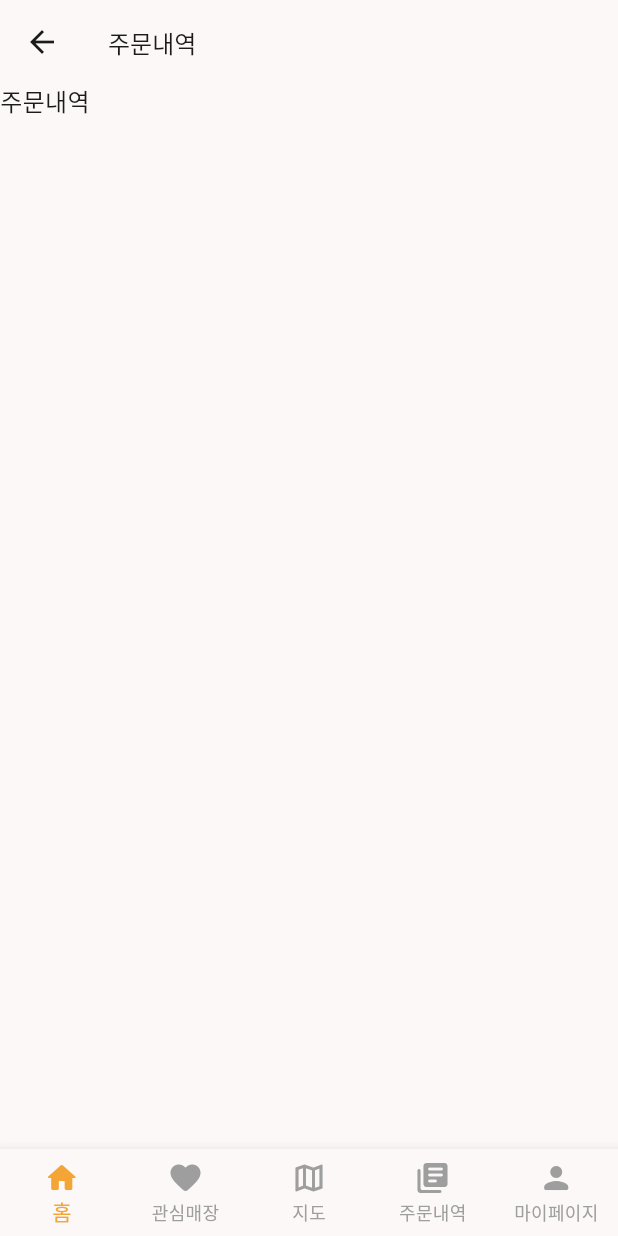
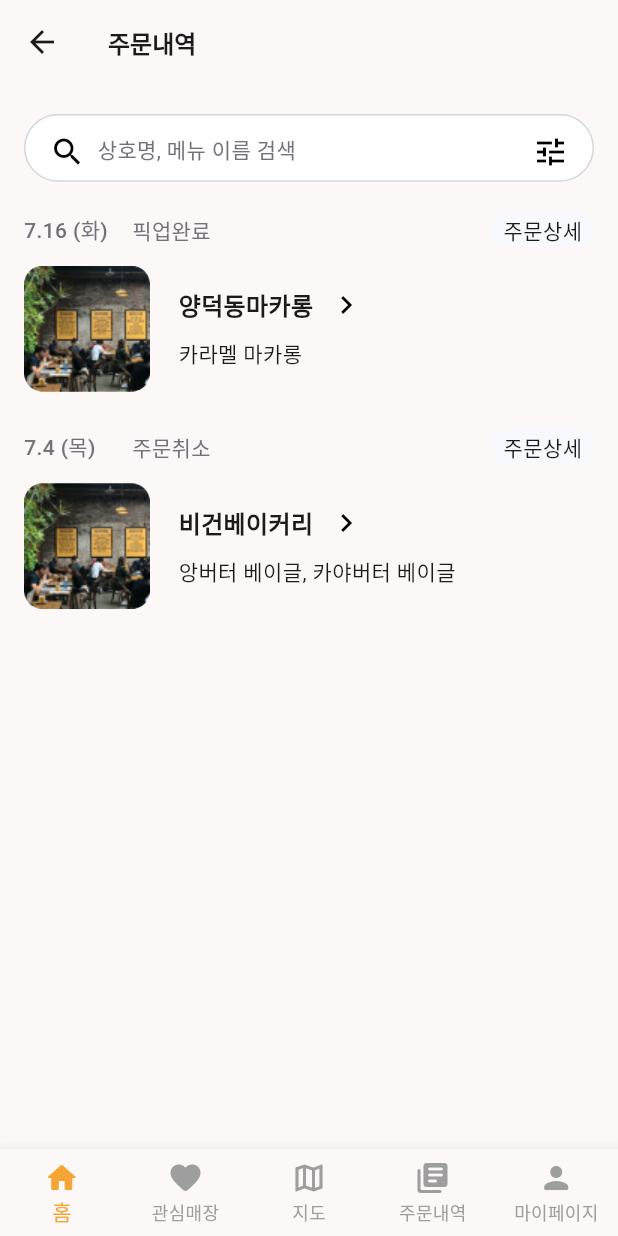
Before and after one commit to ChristineKangHee/HAND, a Flutter app: the OrderListPage screen opened by its route, on a phone screen of 412 x 824 dp. Run offline on Flutter 3.47's test engine with Material 3 defaults, Android fonts, the phone set to English and light mode, and no system bars; our stand-ins replace carousel_slider, flutter_screenutil, lottie; Roboto replaces fonts that are missing (Pretendard); project files that could hold a hidden picture were left out.

Commit message:
주문내역

```diff
--- /dev/null
+++ b/lib/components/my_orderlist_form.dart
@@ -0,0 +1,149 @@
+import 'package:flutter/material.dart';
+import 'package:test_project/theme/font.dart';
+
+class OrderListForm extends StatelessWidget {
+  final String date;
+  final String status;
+  final Color statusColor;
+  final String title;
+  final String description;
+  final String image;
+
+  const OrderListForm({
+    required this.date,
+    required this.status,
+    required this.statusColor,
+    required this.title,
+    required this.description,
+    required this.image,
+  });
+
+  @override
+  Widget build(BuildContext context) {
+    return Container(
+      width: double.infinity,
+      child: Column(
+        mainAxisSize: MainAxisSize.min,
+        mainAxisAlignment: MainAxisAlignment.start,
+        crossAxisAlignment: CrossAxisAlignment.start,
+        children: [
+          Container(
+            width: double.infinity,
+            child: Row(
+              mainAxisSize: MainAxisSize.min,
+              mainAxisAlignment: MainAxisAlignment.spaceBetween,
+              crossAxisAlignment: CrossAxisAlignment.center,
+              children: [
+                Container(
+                  child: Row(
+                    mainAxisSize: MainAxisSize.min,
+                    mainAxisAlignment: MainAxisAlignment.start,
+                    crossAxisAlignment: CrossAxisAlignment.center,
+                    children: [
+                      SizedBox(
+                        width: 72,
+                        child: Text(
+                          date,
+                          style: pretendardMedium(context).copyWith(
+                              fontSize: 14,
+                              color: Theme.of(context).colorScheme.shadow),
+                        ),
+                      ),
+                      SizedBox(
+                        width: 60,
+                        child: Text(
+                          status,
+                          style: pretendardMedium(context).copyWith(
+                              fontSize: 14,
+                              color: Theme.of(context).colorScheme.shadow
+                          ),
+                        ),
+                      ),
+                    ],
+                  ),
+                ),
+                Container(
+                  width: 68,
+                  height: 24,
+                  decoration: ShapeDecoration(
+                    color: Color(0xFFF8F9FE),
+                    shape: RoundedRectangleBorder(
+                      borderRadius: BorderRadius.circular(20),
+                    ),
+                  ),
+                  child: Row(
+                    mainAxisSize: MainAxisSize.min,
+                    mainAxisAlignment: MainAxisAlignment.start,
+                    crossAxisAlignment: CrossAxisAlignment.center,
+                    children: [
+                      SizedBox(
+                        width: 68,
+                        child: Text(
+                          '주문상세',
+                          textAlign: TextAlign.center,
+                          style: pretendardMedium(context).copyWith(fontSize: 14),
+                        ),
+                      ),
+                    ],
+                  ),
+                ),
+              ],
+            ),
+          ),
+          const SizedBox(height: 12),
+          Container(
+            width: double.infinity,
+            child: Row(
+              mainAxisSize: MainAxisSize.min,
+              mainAxisAlignment: MainAxisAlignment.start,
+              crossAxisAlignment: CrossAxisAlignment.center,
+              children: [
+                ClipRRect(
+                  borderRadius: BorderRadius.circular(12.0),
+                  child: Image.asset(
+                    image,
+                    fit: BoxFit.cover,
+                    width: 84,
+                    height: 84,
+                  ),
+                ),
+                const SizedBox(width: 19),
+                Container(
+                  child: Column(
+                    mainAxisSize: MainAxisSize.min,
+                    mainAxisAlignment: MainAxisAlignment.center,
+                    crossAxisAlignment: CrossAxisAlignment.start,
+                    children: [
+                      Container(
+                        child: Row(
+                          mainAxisSize: MainAxisSize.min,
+                          mainAxisAlignment: MainAxisAlignment.start,
+                          crossAxisAlignment: CrossAxisAlignment.center,
+                          children: [
+                            Container(
+                              child: Text(
+                                title,
+                                style: pretendardBold(context),
+                              ),
+                            ),
+                            const SizedBox(width: 10),
+                            Icon(Icons.keyboard_arrow_right, color: Colors.black),
+                          ],
+                        ),
+                      ),
+                      const SizedBox(height: 10),
+                      Text(
+                        description,
+                        style: pretendardRegular(context).copyWith(fontSize: 14,),
+                      ),
+                    ],
+                  ),
+                ),
+              ],
+            ),
+          ),
+        ],
+      ),
+    );
+  }
+}
--- /dev/null
+++ b/lib/map/store_list.dart
@@ -0,0 +1,24 @@
+import 'package:flutter/material.dart';
+import 'package:test_project/theme/font.dart';
+import 'package:test_project/components/my_navigationbar.dart';
+
+class StoreListPage extends StatelessWidget {
+  const StoreListPage({super.key});
+
+  @override
+  Widget build(BuildContext context) {
+    return Scaffold(
+      appBar: AppBar(
+        title: Text('매장목록', style: pretendardRegular(context)),
+      ),
+      body: SingleChildScrollView(
+        child: Column(
+          children: [
+            Text("주문내역", style: pretendardSemiBold(context),)
+          ],
+        ),
+      ),
+      bottomNavigationBar: const CustomNavigationBar(),
+    );
+  }
+}
--- a/lib/order/order_list.dart
+++ b/lib/order/order_list.dart
@@ -1,20 +1,88 @@
 import 'package:flutter/material.dart';
 import 'package:test_project/theme/font.dart';
 import 'package:test_project/components/my_navigationbar.dart';
+import 'package:test_project/components/my_orderlist_form.dart';
 
 class OrderListPage extends StatelessWidget {
-  const OrderListPage({super.key});
+  const OrderListPage({Key? key});
 
   @override
   Widget build(BuildContext context) {
     return Scaffold(
       appBar: AppBar(
-        title: Text('주문내역', style: pretendardRegular(context)),
+        title: Text('주문내역', style: pretendardSemiBold(context)),
       ),
       body: SingleChildScrollView(
         child: Column(
           children: [
-            Text("주문내역", style: pretendardRegular(context),)
+            SizedBox(
+              height: 20,
+            ),
+            Container(
+              width: double.infinity,
+              padding: EdgeInsets.symmetric(horizontal: 16),
+              child: Container(
+                width: double.infinity,
+                height: 45.12,
+                padding: const EdgeInsets.symmetric(horizontal: 16, vertical: 12),
+                clipBehavior: Clip.antiAlias,
+                decoration: ShapeDecoration(
+                  color: Colors.white,
+                  shape: RoundedRectangleBorder(
+                    side: BorderSide(width: 1, color: Theme.of(context).colorScheme.outline),
+                    borderRadius: BorderRadius.circular(40),
+                  ),
+                ),
+                child: Row(
+                  mainAxisSize: MainAxisSize.min,
+                  mainAxisAlignment: MainAxisAlignment.start,
+                  crossAxisAlignment: CrossAxisAlignment.start,
+                  children: [
+                    Icon(Icons.search, color: Colors.black),
+                    SizedBox(width: 8),
+                    Expanded(
+                      child: Container(
+                        child: Text(
+                          '상호명, 메뉴 이름 검색',
+                          style: pretendardRegular(context).copyWith(
+                            fontSize: 14,
+                            color: Theme.of(context).colorScheme.shadow,
+                          ),
+                        ),
+                      ),
+                    ),
+                    const SizedBox(width: 8),
+                    Icon(Icons.tune, color: Colors.black),
+                  ],
+                ),
+              ),
+            ),
+            const SizedBox(height: 20),
+            Container(
+              width: double.infinity,
+              padding: EdgeInsets.symmetric(horizontal: 16),
+              child: Column(
+                children: [
+                  OrderListForm(
+                    date: '7.16 (화)',
+                    status: '픽업완료',
+                    statusColor: Color(0xFF71727A),
+                    title: '양덕동마카롱',
+                    description: '카라멜 마카롱',
+                    image: 'assets/images/ranking_2.png',
+                  ),
+                  const SizedBox(height: 25),
+                  OrderListForm(
+                    date: '7.4 (목)',
+                    status: '주문취소',
+                    statusColor: Color(0xFFFF0000),
+                    title: '비건베이커리',
+                    description: '앙버터 베이글, 카야버터 베이글',
+                    image: 'assets/images/ranking_2.png',
+                  ),
+                ],
+              ),
+            ),
           ],
         ),
       ),
--- /dev/null
+++ b/lib/storedetail/store_detail.dart
@@ -0,0 +1,24 @@
+import 'package:flutter/material.dart';
+import 'package:test_project/theme/font.dart';
+import 'package:test_project/components/my_navigationbar.dart';
+
+class StoreDetailPage extends StatelessWidget {
+  const StoreDetailPage({super.key});
+
+  @override
+  Widget build(BuildContext context) {
+    return Scaffold(
+      appBar: AppBar(
+        title: Text('주문내역', style: pretendardRegular(context)),
+      ),
+      body: SingleChildScrollView(
+        child: Column(
+          children: [
+            Text("주문내역", style: pretendardSemiBold(context),)
+          ],
+        ),
+      ),
+      bottomNavigationBar: const CustomNavigationBar(),
+    );
+  }
+}
```
